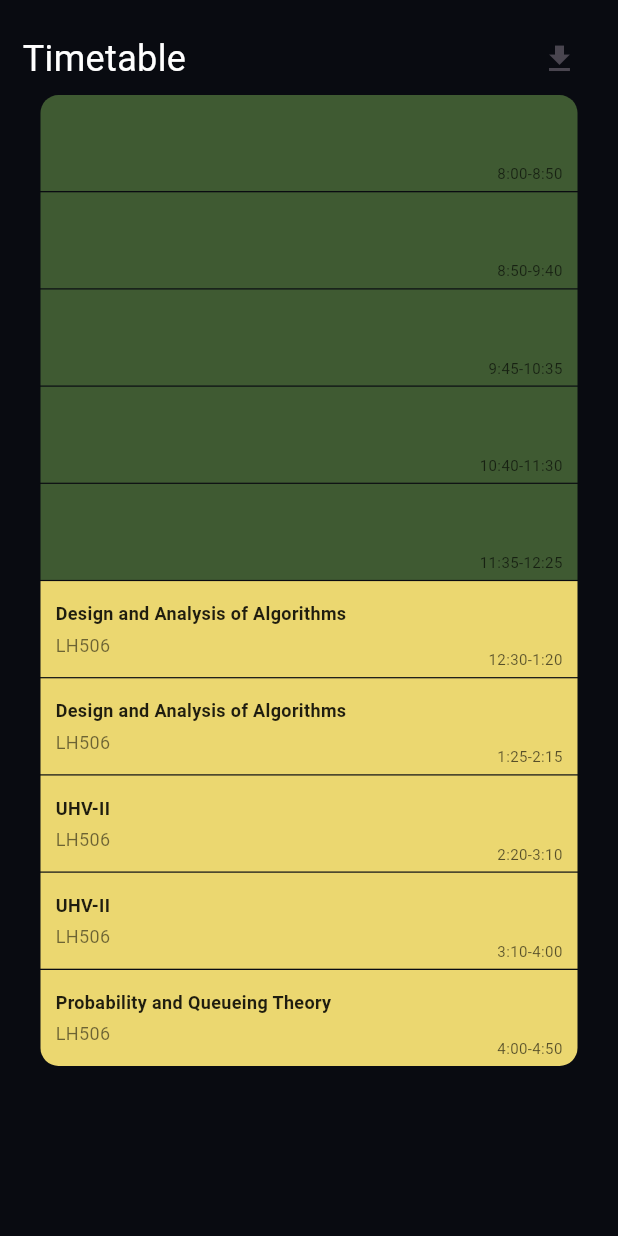
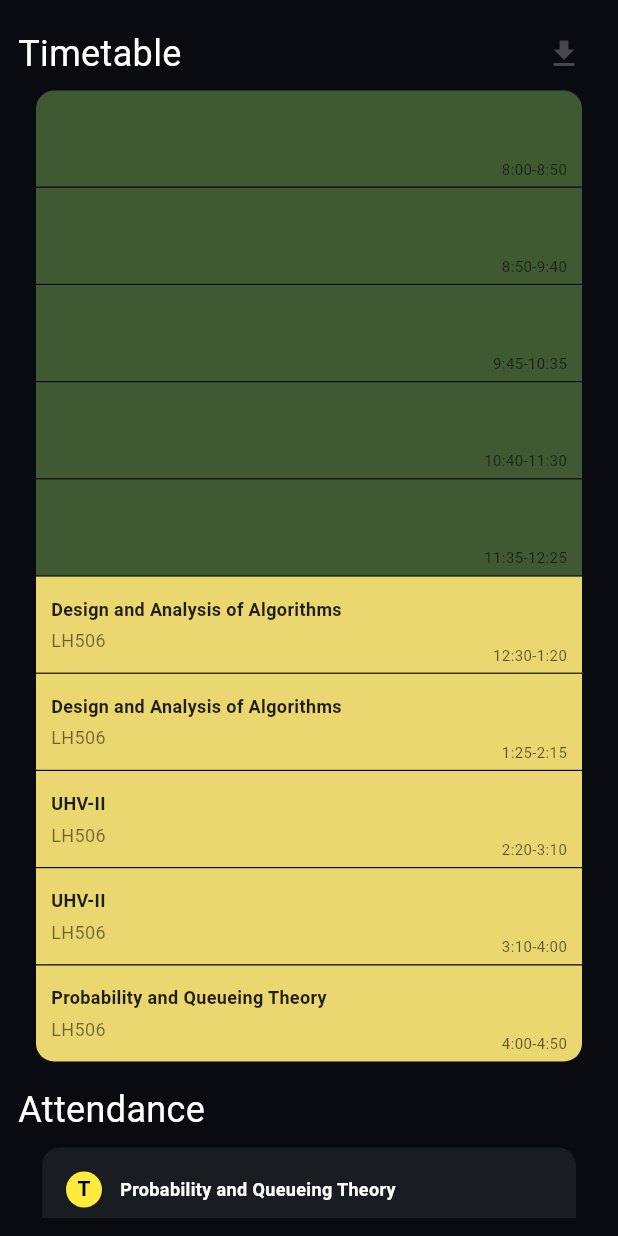
Before and after one commit to harsshhan/classpro-app, a Flutter app: the screen it shows after launch, on a phone screen of 412 x 824 dp. Run offline on Flutter 3.47's test engine with Material 3 defaults, Android fonts, the phone set to English and light mode, and no system bars; our stand-ins replace flutter_svg.

Commit message:
feat: add attendance widget

```diff
--- a/lib/screens/home.dart
+++ b/lib/screens/home.dart
@@ -1,4 +1,5 @@
 import 'package:classpro/colors.dart';
+import 'package:classpro/widgets/attendance.dart';
 import 'package:classpro/widgets/timetable.dart';
 import 'package:flutter/material.dart';
 
@@ -18,9 +19,10 @@ class _HomeState extends State<Home> {
           child:Scaffold(
                     backgroundColor: AppColors.bgColor,
                     body: Padding(
-            padding: const EdgeInsets.all(15),
+            padding: const EdgeInsets.all(12),
             child: SingleChildScrollView(
               child: Column(
+                crossAxisAlignment: CrossAxisAlignment.start,
                 children: [
                   Row(
                     mainAxisAlignment: MainAxisAlignment.spaceBetween,
@@ -34,7 +36,12 @@ class _HomeState extends State<Home> {
                     ],
                   ),
                   Timetable(),
-
+                  SizedBox(height: 15,),
+                  Text("Attendance",style: TextStyle(
+                              fontSize: 24,
+                              color: Colors.white,
+                  )),
+                  Attendance()
                 ],
               ),
             ),
--- /dev/null
+++ b/lib/widgets/attendance.dart
@@ -0,0 +1,277 @@
+import 'dart:convert';
+
+import 'package:classpro/colors.dart';
+import 'package:flutter/material.dart';
+
+class Attendance extends StatefulWidget {
+  const Attendance({super.key});
+
+  @override
+  State<Attendance> createState() => _AttendanceState();
+}
+
+class _AttendanceState extends State<Attendance> {
+
+  late List<dynamic> attendanceData;
+  late String regNumber;
+
+  @override
+  void initState() {
+    super.initState();
+    // Parse your JSON data
+    final jsonData = '''{
+      "regNumber": "RA2311026010086",
+      "attendance": [
+        {
+          "courseCode": "21MAB204T",
+          "courseTitle": "Probability and Queueing Theory",
+          "category": "Theory",
+          "facultyName": "Dr. Sahadeb Kuila (102759)",
+          "slot": "A",
+          "hoursConducted": "38",
+          "hoursAbsent": "4",
+          "attendancePercentage": "89.47"
+        },
+        {
+          "courseCode": "21CSC204J",
+          "courseTitle": "Design and Analysis of Algorithms",
+          "category": "Theory",
+          "facultyName": "Rajalakshmi S (103429)",
+          "slot": "B",
+          "hoursConducted": "26",
+          "hoursAbsent": "5",
+          "attendancePercentage": "80.77"
+        },
+        {
+          "courseCode": "21CSE251T",
+          "courseTitle": "Digital Image Processing",
+          "category": "Theory",
+          "facultyName": "Dr. Gowtham P (103464)",
+          "slot": "C",
+          "hoursConducted": "24",
+          "hoursAbsent": "3",
+          "attendancePercentage": "87.50"
+        },
+        {
+          "courseCode": "21CSC205P",
+          "courseTitle": "Database Management Systems",
+          "category": "Theory",
+          "facultyName": "Dr Kiruthika M (103056)",
+          "slot": "D",
+          "hoursConducted": "31",
+          "hoursAbsent": "10",
+          "attendancePercentage": "67.74"
+        },
+        {
+          "courseCode": "21PDH209T",
+          "courseTitle": "Social Engineering",
+          "category": "Theory",
+          "facultyName": "Dr Kiruthika M (103056)",
+          "slot": "E",
+          "hoursConducted": "15",
+          "hoursAbsent": "4",
+          "attendancePercentage": "73.33"
+        },
+        {
+          "courseCode": "21CSC206T",
+          "courseTitle": "Artificial Intelligence",
+          "category": "Theory",
+          "facultyName": "Dr.M.S.Abirami (100489)",
+          "slot": "F",
+          "hoursConducted": "28",
+          "hoursAbsent": "6",
+          "attendancePercentage": "78.57"
+        },
+        {
+          "courseCode": "21LEM202T",
+          "courseTitle": "UHV-II: Universal Human Values",
+          "category": "Theory",
+          "facultyName": "Dr. S. Vimal (102820)",
+          "slot": "G",
+          "hoursConducted": "28",
+          "hoursAbsent": "3",
+          "attendancePercentage": "89.29"
+        },
+        {
+          "courseCode": "21CSC204J",
+          "courseTitle": "Design and Analysis of Algorithms",
+          "category": "Practical",
+          "facultyName": "Rajalakshmi S (103429)",
+          "slot": "LAB",
+          "hoursConducted": "18",
+          "hoursAbsent": "4",
+          "attendancePercentage": "77.78"
+        }
+      ],
+      "status": 200
+    }''';
+
+    final Map<String, dynamic> parsedData = jsonDecode(jsonData);
+    regNumber = parsedData['regNumber'];
+    attendanceData = parsedData['attendance'];
+  }
+
+  @override
+  Widget build(BuildContext context) {
+    return ListView.builder(
+      shrinkWrap: true,
+        physics: NeverScrollableScrollPhysics(),
+        padding: EdgeInsets.zero,
+        itemCount: attendanceData.length,
+        itemBuilder: (context, index) {
+          final course = attendanceData[index];
+          final category = course['category'];
+          Color backgroundColor = index.isEven ? Color.fromRGBO(25,28,32,1) : AppColors.bgColor ;
+
+          final int hoursPresent = int.parse(course['hoursConducted']) - int.parse(course['hoursAbsent']);
+
+          final double percentage = double.parse(course['attendancePercentage']);
+
+          Color percentageColor = percentage >= 75 ? Color(0xFF4CAF50) : Colors.red;
+
+          return Padding(
+            padding: const EdgeInsets.symmetric(horizontal: 16.0, vertical: 8.0),
+            child: Container(
+              padding: EdgeInsets.all(16),
+              decoration: BoxDecoration(
+                color: backgroundColor,
+                borderRadius: BorderRadius.circular(12),
+              ),
+              child: Column(
+                crossAxisAlignment: CrossAxisAlignment.start,
+                children: [
+                  Row(
+                    mainAxisAlignment: MainAxisAlignment.spaceBetween,
+                    children: [
+                      Row(
+                        children: [
+                          CircleAvatar(
+                            backgroundColor: category == 'Theory' ? Colors.yellow : Colors.green,
+                            radius: 12,
+                            child: Text(
+                              category == 'Theory' ? 'T' : 'P',
+                              style: TextStyle(
+                                color: Colors.black,
+                                fontWeight: FontWeight.bold,
+                                fontSize: 14,
+                              ),
+                            ),
+                          ),
+                          SizedBox(width: 12),
+                          Container(
+                            width: MediaQuery.of(context).size.width * 0.5,
+                            child: Text(
+                              course['courseTitle'],
+                              style: TextStyle(
+                                color: Colors.white,
+                                fontWeight: FontWeight.bold,
+                                fontSize: 12,
+                              ),
+                              overflow: TextOverflow.ellipsis,
+                              maxLines: 2,
+                            ),
+                          ),
+                        ],
+                      ),
+
+                    ],
+                  ),
+                  SizedBox(height: 16),
+                  Row(
+                    mainAxisAlignment: MainAxisAlignment.spaceBetween,
+                    children: [
+                      Row(
+                        children: [
+                          Container(
+                            padding: EdgeInsets.symmetric(horizontal: 10, vertical: 5),
+                            decoration: BoxDecoration(
+                              color: Color(0xFF1E1E1E),
+                              borderRadius: BorderRadius.circular(16),
+                            ),
+                            child: Row(
+                              children: [
+                                Text(
+                                  hoursPresent.toString(),
+                                  style: TextStyle(
+                                    color: Color(0xFF4CAF50),
+                                    fontWeight: FontWeight.bold,
+                                    fontSize: 16,
+                                  ),
+                                ),
+                                SizedBox(width: 10),
+                                Text(
+                                  course['hoursAbsent'],
+                                  style: TextStyle(
+                                    color: Color(0xFFF44336),
+                                    fontWeight: FontWeight.bold,
+                                    fontSize: 16,
+                                  ),
+                                ),
+                              ],
+                            ),
+                          ),
+                          SizedBox(width: 10),
+                          Container(
+                            padding: EdgeInsets.symmetric(horizontal: 12, vertical: 6),
+                            decoration: BoxDecoration(
+                              color: Color(0xFF303030),
+                              borderRadius: BorderRadius.circular(16),
+                            ),
+                            child: Text(
+                              course['hoursConducted'],
+                              style: TextStyle(
+                                color: Colors.white,
+                                fontWeight: FontWeight.bold,
+                                fontSize: 14,
+                              ),
+                            ),
+                          ),
+                        ],
+                      ),
+                      Text(
+                        "${percentage.toStringAsFixed(2)}%",
+                        style: TextStyle(
+                          color: percentageColor,
+                          fontWeight: FontWeight.bold,
+                          fontSize: 24,
+                        ),
+                      ),
+                    ],
+                  ),
+                ],
+              ),
+            ));
+
+  });
+  }
+
+  Color _getCourseColor(String courseCode) {
+    if (courseCode.contains('MAB')) return Colors.amber;
+    if (courseCode.contains('CSC')) return Colors.blue;
+    if (courseCode.contains('CSE')) return Colors.green;
+    if (courseCode.contains('PDH')) return Colors.purple;
+    if (courseCode.contains('LEM')) return Colors.orange;
+    return Colors.teal;
+  }
+
+  String _calculateMargin(dynamic course) {
+    final int totalClasses = int.parse(course['hoursConducted']);
+    final int absences = int.parse(course['hoursAbsent']);
+
+    // Calculate how many more classes can be missed while keeping attendance above 75%
+    final int minRequired = (totalClasses * 0.75).ceil();
+    final int attended = totalClasses - absences;
+    final int margin = attended - minRequired;
+
+    return margin.toString();
+  }
+
+  // Get margin color based on value
+  Color _getMarginColor(dynamic course) {
+    final int margin = int.parse(_calculateMargin(course));
+    if (margin < 0) return Colors.red;
+    if (margin <= 2) return Colors.orange;
+    return Colors.blue;
+  }
+
+  }
```
